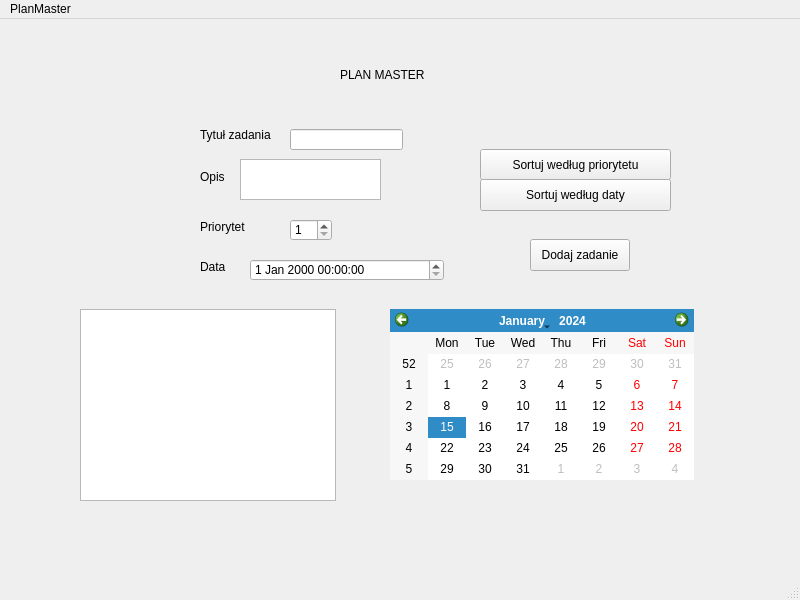
The window that PlanMaster/mainwindow.ui (nkarolczyk/PlanMaster) describes before a commit, drawn with Qt 5.
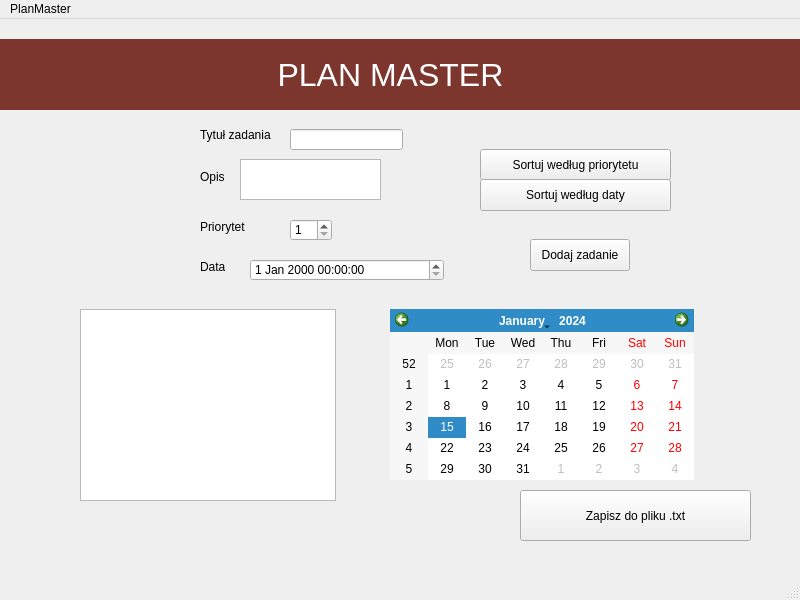
The same window after the commit.

Commit message: możliwość zapisania zadań do pliku .txt, naprawa gui oraz splashscreen

```diff
--- a/PlanMaster/mainwindow.ui
+++ b/PlanMaster/mainwindow.ui
@@ -198,14 +198,36 @@
    <widget class="QLabel" name="label">
     <property name="geometry">
      <rect>
-      <x>340</x>
-      <y>40</y>
-      <width>91</width>
-      <height>31</height>
+      <x>-40</x>
+      <y>20</y>
+      <width>861</width>
+      <height>71</height>
      </rect>
     </property>
+    <property name="styleSheet">
+     <string notr="true">font-size: 24pt;
+background: rgba(103, 21, 12, 217);
+border-radius: 8px;
+color: white;</string>
+    </property>
     <property name="text">
      <string>PLAN MASTER</string>
+    </property>
+    <property name="alignment">
+     <set>Qt::AlignCenter</set>
+    </property>
+   </widget>
+   <widget class="QPushButton" name="btnExportToTxt">
+    <property name="geometry">
+     <rect>
+      <x>520</x>
+      <y>471</y>
+      <width>231</width>
+      <height>51</height>
+     </rect>
+    </property>
+    <property name="text">
+     <string>Zapisz do pliku .txt</string>
     </property>
    </widget>
   </widget>
```
The commit also changes 31 other files.
